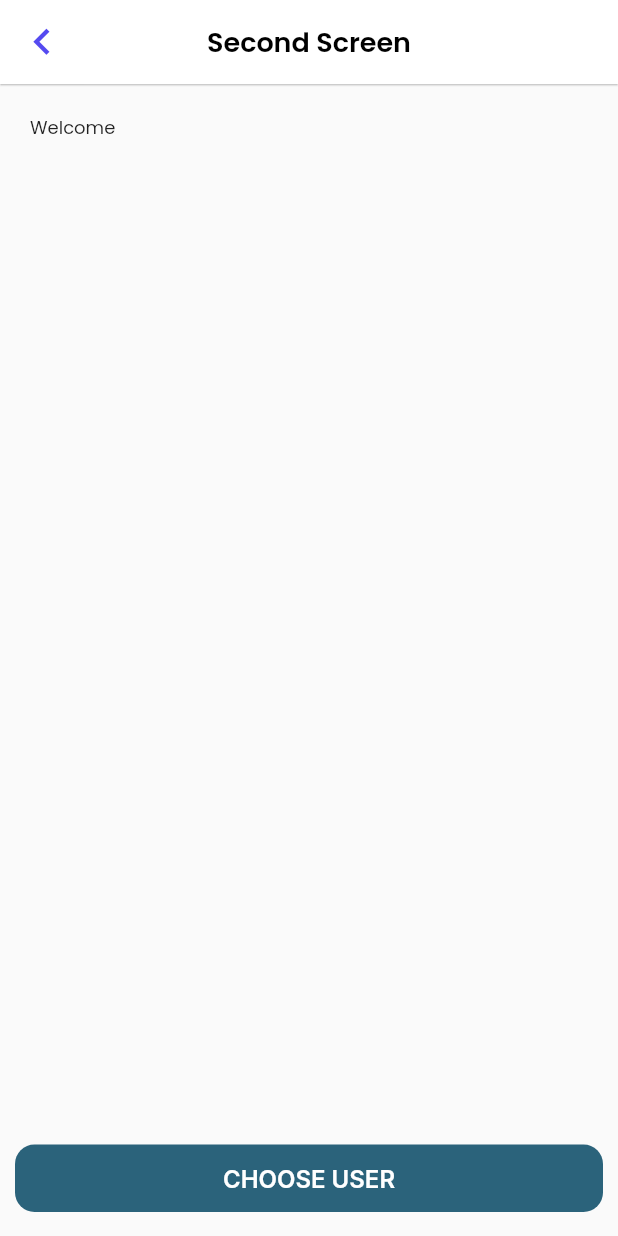
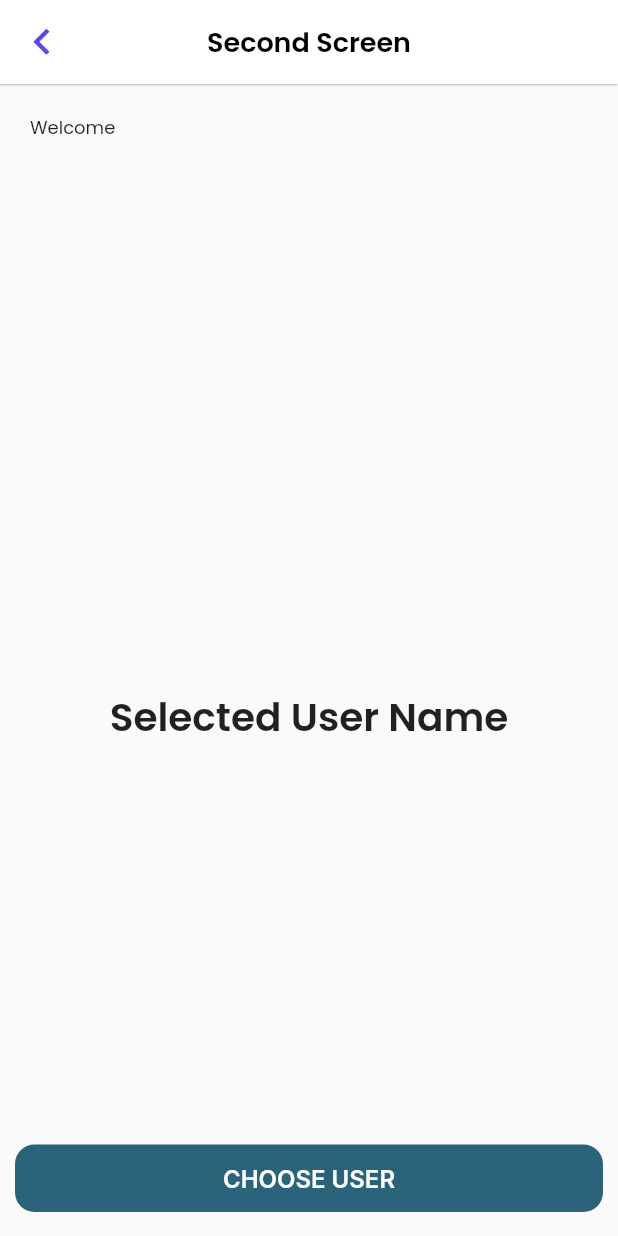
Before and after one commit to arbyazra123/suitmedia_test, a Flutter app: the SecondPage screen opened directly, on a phone screen of 412 x 824 dp. Run offline on Flutter 3.47's test engine with Material 2 defaults, Android fonts, the phone set to English and light mode, and no system bars; our stand-ins replace bloc, cached_network_image, dartz, equatable, flutter_bloc; Roboto replaces fonts that are missing (Inter).

Commit message:
fix a bit

```diff
--- a/lib/modules/second/pages/second_page.dart
+++ b/lib/modules/second/pages/second_page.dart
@@ -35,14 +35,25 @@
           crossAxisAlignment: CrossAxisAlignment.start,
           children: [
             WelcomeUserText(),
-            Expanded(child: SingleChildScrollView(
-              child: BlocBuilder<UserCubit, UserState>(
-                builder: (context, state) {
-                  return SelectedUsers(
+            Expanded(child: BlocBuilder<UserCubit, UserState>(
+              builder: (context, state) {
+                if (state.selectedUsers.users.length == 0) {
+                  return Center(
+                    child: Text(
+                      "Selected User Name",
+                      style: TextStyle(
+                        fontWeight: FontWeight.w600,
+                        fontSize: 26
+                      ),
+                    ),
+                  );
+                }
+                return SingleChildScrollView(
+                  child: SelectedUsers(
                     users: state.selectedUsers.users,
-                  );
-                },
-              ),
+                  ),
+                );
+              },
             )),
           ],
         ),
```
Also changed, not shown: 1 other file.
